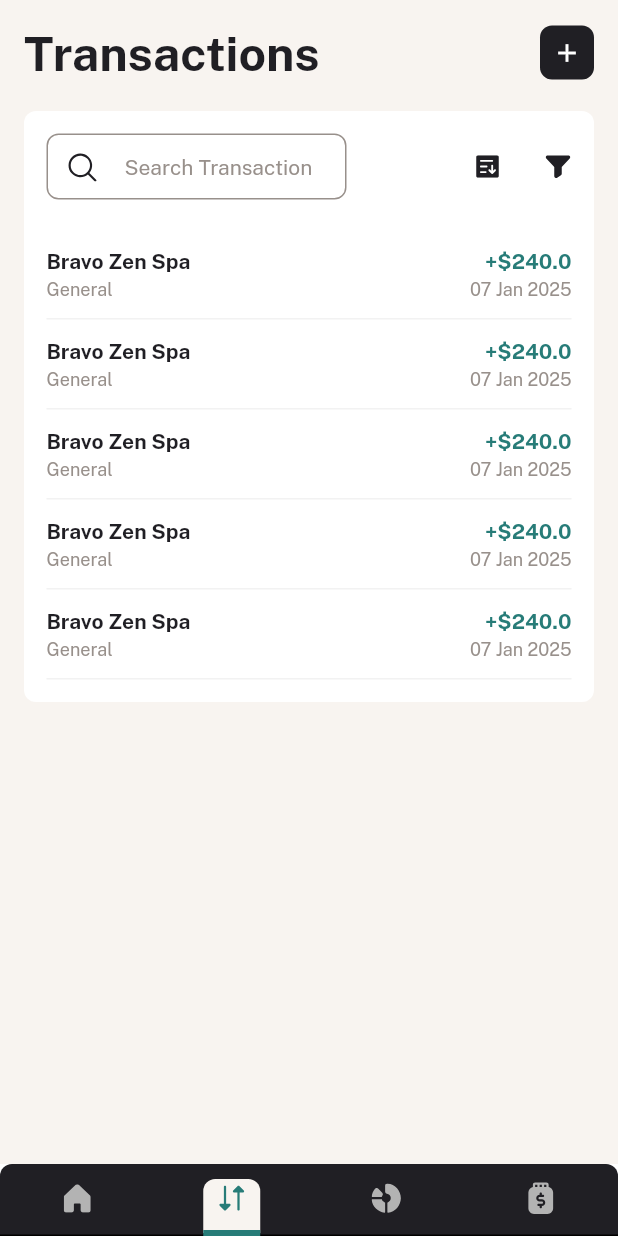
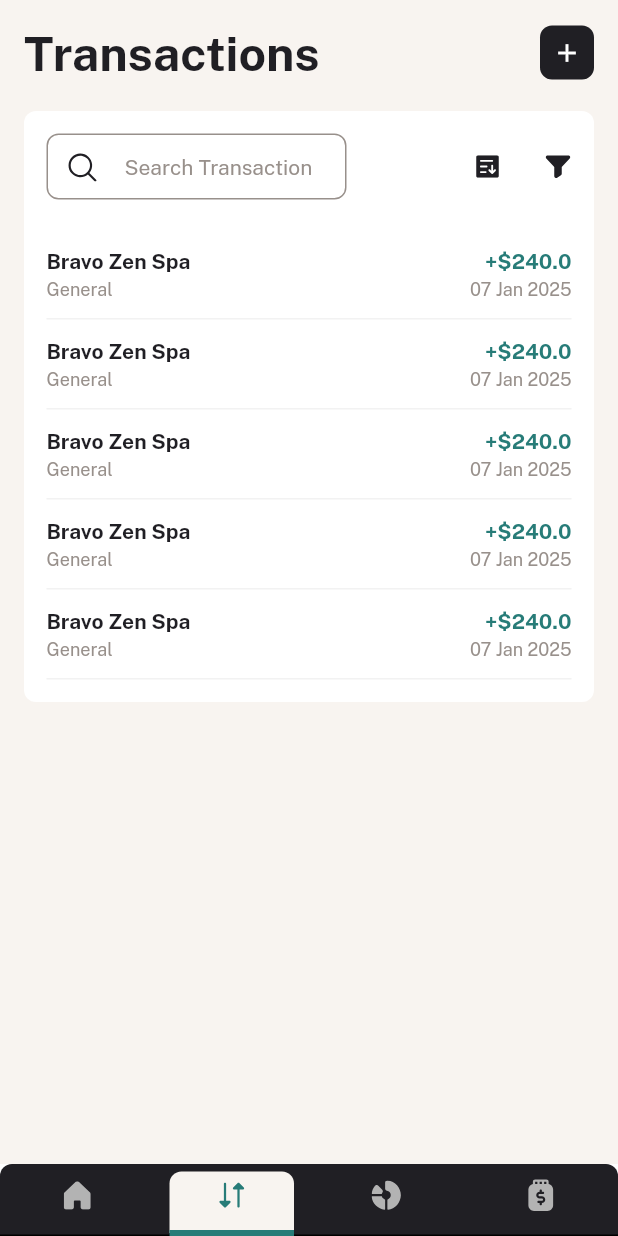
Before and after one commit to JER3MIAH/personal-finance-app, a Flutter app: the screen it shows after launch, item 2 of the bottom bar chosen, on a phone screen of 412 x 824 dp. Run offline on Flutter 3.47's test engine with Material 3 defaults, Android fonts, the phone set to English and light mode, and no system bars; drawn by our look-alikes of auto_size_text; our stand-ins replace equatable, flutter_bloc, flutter_hooks, flutter_svg, get_it, shared_preferences.

Commit message:
feat: replace bottom nav bar with a tab bar

```diff
--- a/lib/src/features/home/presentation/components/bottom_nav_bar/bottom_nav_bar.dart
+++ b/lib/src/features/home/presentation/components/bottom_nav_bar/bottom_nav_bar.dart
@@ -36,15 +36,19 @@ class AppBottomTabBar extends HookWidget {
               child: TabBar(
                 onTap: setIndex,
                 indicatorPadding: EdgeInsets.symmetric(
-                  horizontal: switch (selectedIndex) {
+                  horizontal: isMobile
+                      ? 10
+                      : switch (selectedIndex) {
                           0 => -12,
                           1 => -10,
                           2 => -20,
                           3 => -25,
                           _ => -10,
                         },
-                ).copyWith(top: 10),
-                indicatorSize: TabBarIndicatorSize.label,
+                ).copyWith(top: isMobile ? 5 : 10),
+                indicatorSize: isMobile
+                    ? TabBarIndicatorSize.tab
+                    : TabBarIndicatorSize.label,
                 indicator: BoxDecoration(
                   color: appColors.beige100,
                   border: Border(
@@ -55,21 +59,24 @@ class AppBottomTabBar extends HookWidget {
                   borderRadius:
                       BorderRadius.vertical(top: Radius.circular(spacing100)),
                 ),
-                labelColor: appColors.green,
+                labelColor: appColors.grey900,
                 labelPadding: EdgeInsets.symmetric(horizontal: 10),
                 unselectedLabelColor: appColors.grey300,
-                labelStyle: textPreset5Bold,
+                labelStyle: textPreset5Bold.copyWith(color: appColors.grey900),
                 unselectedLabelStyle: textPreset5Bold,
                 tabs: List.generate(
                   labelIconMap.length,
                   (index) {
                     final item = labelIconMap.entries.toList()[index];
                     return Tab(
-                      icon: SvgAsset(
+                      icon: Padding(
+                        padding: const EdgeInsets.only(bottom: 4),
+                        child: SvgAsset(
                           item.value,
                           color: selectedIndex == index
                               ? appColors.green
                               : appColors.grey300,
+                        ),
                       ),
                       text: !isMobile ? item.key : null,
                     );
```
Lines whose indentation alone changed are shown as unchanged.
